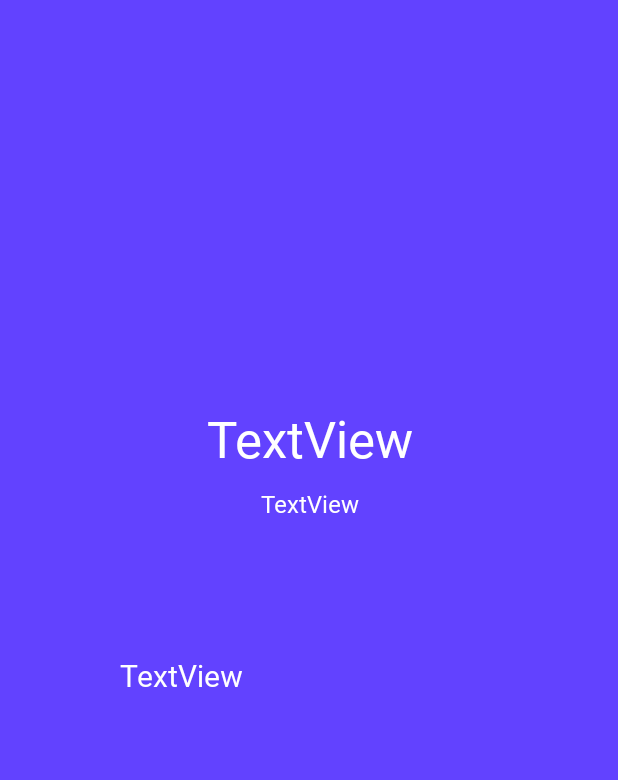
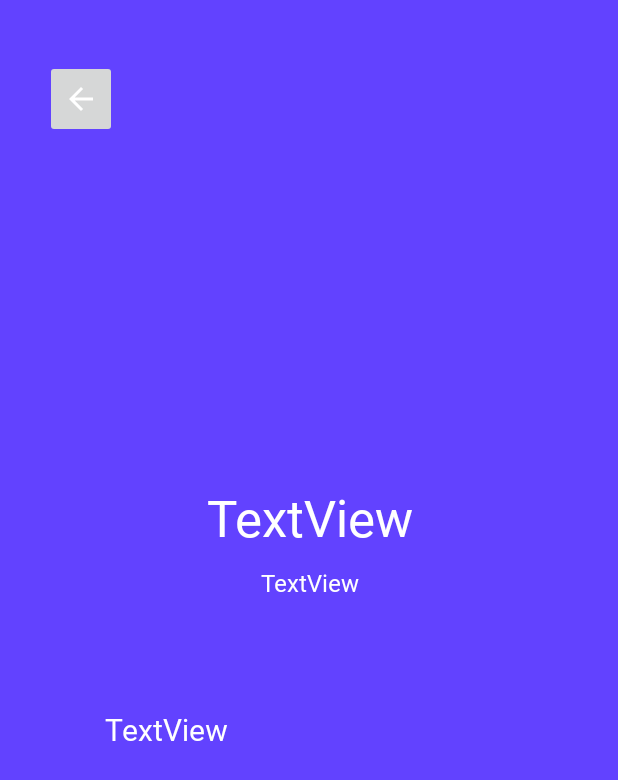
Before and after one commit to FoodAdditivesCam/Eatfo, an Android app: the layout activity_show_info.xml on its own in the app's theme, with its tools: preview values and no code run, on a phone screen of 412 x 824 dp. Shown: the top 780 px of the screen. Run offline under Robolectric (Android 15) with nearby library versions, the light colour scheme and no system bars.

Commit message:
Update Show info activity
뒤로 가기 버튼 생성
버튼 클릭 시 show result화면으로 돌아감

```diff
--- a/app/src/main/java/com/myj/foodadditivescam/result/ShowInfo.java
+++ b/app/src/main/java/com/myj/foodadditivescam/result/ShowInfo.java
@@ -2,15 +2,19 @@ package com.myj.foodadditivescam.result;
 
 import androidx.appcompat.app.AppCompatActivity;
 
+import android.content.Intent;
 import android.os.Bundle;
+import android.widget.ImageButton;
 import android.widget.TextView;
 
+import com.myj.foodadditivescam.OCR.ImageLoadActivity;
 import com.myj.foodadditivescam.R;
 
 public class ShowInfo extends AppCompatActivity {
     private TextView nameText;
     private TextView tagText;
     private TextView infoText;
+    private ImageButton backBtn2;
 
     @Override
     protected void onCreate(Bundle savedInstanceState) {
@@ -24,6 +28,7 @@ public class ShowInfo extends AppCompatActivity {
         nameText= (TextView)findViewById(R.id.mNameTxt);
         tagText= (TextView)findViewById(R.id.mTagTxt);
         infoText= (TextView)findViewById(R.id.mDescTxt);
+        backBtn2 = findViewById(R.id.backBtn2);
 
         nameText.setText(name);
 //        String tagstr="";
@@ -32,5 +37,9 @@ public class ShowInfo extends AppCompatActivity {
 //        }
         tagText.setText(tag);
         infoText.setText(info);
+
+        backBtn2.setOnClickListener(view->{
+            finish();
+        });
     }
 }
--- a/app/src/main/res/layout/activity_show_info.xml
+++ b/app/src/main/res/layout/activity_show_info.xml
@@ -6,7 +6,18 @@
     android:layout_height="match_parent"
     android:background="@color/colorPrimary"
     android:orientation="vertical"
+    android:padding="30dp"
     tools:context="com.myj.foodadditivescam.result.ShowInfo">
+
+    <ImageButton
+        android:id="@+id/backBtn2"
+        android:layout_width="wrap_content"
+        android:layout_height="30dp"
+        android:layout_marginTop="10dp"
+        android:layout_marginBottom="10dp"
+        android:layout_weight="0.3"
+        android:visibility="visible"
+        app:srcCompat="@drawable/abc_vector_test" />
 
     <TextView
         android:id="@+id/mNameTxt"
@@ -37,8 +48,8 @@
         android:layout_height="wrap_content"
         android:layout_weight="4"
         android:fontFamily="@font/kopub_world_medium"
-        android:paddingLeft="80dp"
-        android:paddingRight="80dp"
+        android:paddingLeft="40dp"
+        android:paddingRight="40dp"
         android:text="TextView"
         android:textColor="#FFFFFF"
         android:textSize="20sp" />
```
